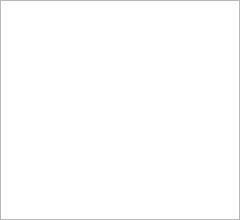
Before: the Qt Designer form playlist.ui in Benlamar/VideoPlayerWithTimeline, drawn with Qt 5.
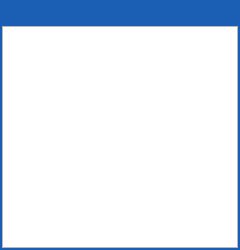
After: the same form once the commit is applied. Icons and pictures are not drawn.

Commit message: updated progress bar, playlist and timeline

```diff
--- a/playlist.ui
+++ b/playlist.ui
@@ -10,7 +10,7 @@
     <x>0</x>
     <y>0</y>
     <width>240</width>
-    <height>220</height>
+    <height>250</height>
    </rect>
   </property>
   <property name="minimumSize">
@@ -28,6 +28,11 @@
   <property name="windowTitle">
    <string>Playlist</string>
   </property>
+  <property name="styleSheet">
+   <string notr="true">#Playlist{
+	background-color: rgb(26, 95, 180);
+}</string>
+  </property>
   <layout class="QGridLayout" name="gridLayout">
    <property name="leftMargin">
     <number>0</number>
@@ -48,17 +53,82 @@
        <number>0</number>
       </property>
       <property name="leftMargin">
-       <number>0</number>
+       <number>2</number>
       </property>
       <property name="topMargin">
-       <number>0</number>
+       <number>2</number>
       </property>
       <property name="rightMargin">
-       <number>0</number>
+       <number>2</number>
       </property>
       <property name="bottomMargin">
-       <number>0</number>
+       <number>2</number>
       </property>
+      <item>
+       <widget class="QFrame" name="handleFrame">
+        <property name="styleSheet">
+         <string notr="true">#closeButton{
+	padding:0px;
+}</string>
+        </property>
+        <layout class="QHBoxLayout" name="horizontalLayout">
+         <property name="spacing">
+          <number>0</number>
+         </property>
+         <property name="leftMargin">
+          <number>0</number>
+         </property>
+         <property name="topMargin">
+          <number>0</number>
+         </property>
+         <property name="rightMargin">
+          <number>0</number>
+         </property>
+         <property name="bottomMargin">
+          <number>4</number>
+         </property>
+         <item>
+          <spacer name="horizontalSpacer">
+           <property name="orientation">
+            <enum>Qt::Horizontal</enum>
+           </property>
+           <property name="sizeHint" stdset="0">
+            <size>
+             <width>40</width>
+             <height>20</height>
+            </size>
+           </property>
+          </spacer>
+         </item>
+         <item>
+          <widget class="QPushButton" name="closeButton">
+           <property name="sizePolicy">
+            <sizepolicy hsizetype="Fixed" vsizetype="Fixed">
+             <horstretch>0</horstretch>
+             <verstretch>0</verstretch>
+            </sizepolicy>
+           </property>
+           <property name="text">
+            <string/>
+           </property>
+           <property name="icon">
+            <iconset resource="resource.qrc">
+             <normaloff>:/images/icons/close.png</normaloff>:/images/icons/close.png</iconset>
+           </property>
+           <property name="iconSize">
+            <size>
+             <width>18</width>
+             <height>18</height>
+            </size>
+           </property>
+           <property name="flat">
+            <bool>true</bool>
+           </property>
+          </widget>
+         </item>
+        </layout>
+       </widget>
+      </item>
       <item>
        <widget class="QListView" name="listView">
         <property name="minimumSize">
```
Left out of the diff: 4 changed lines with no effect on the pictures. The commit also changes 11 other files.
